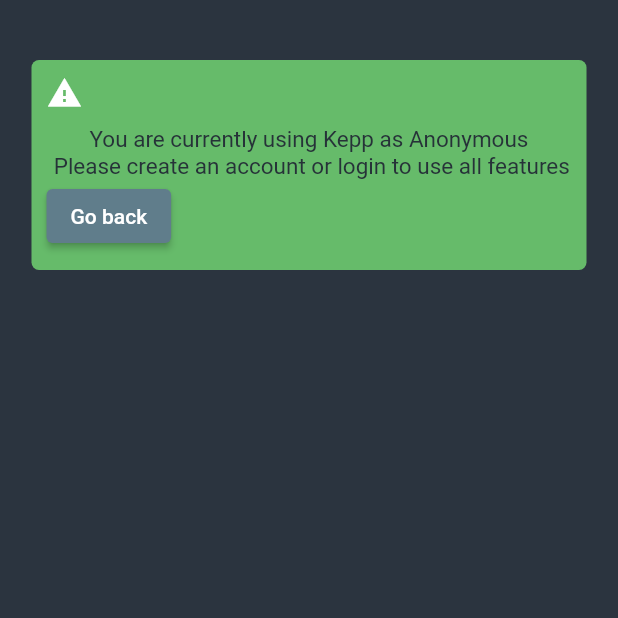
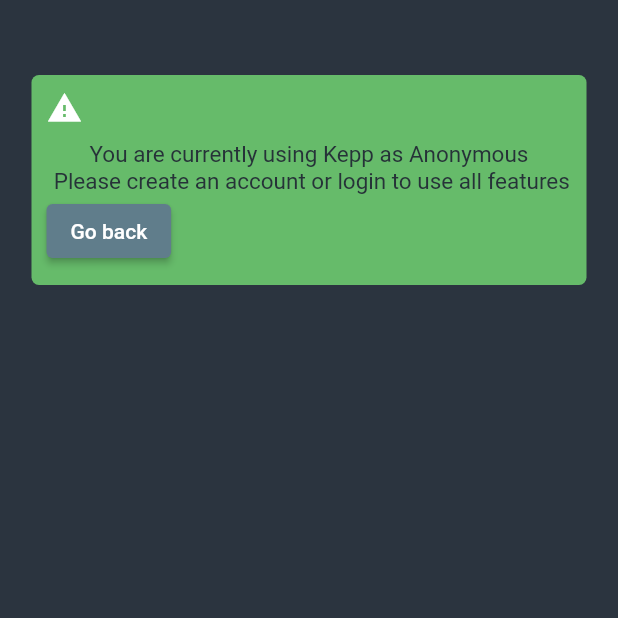
Before and after one commit to juliobonon/kepp, a Flutter app: the AnonDashboard screen opened by its route, on a phone screen of 412 x 824 dp, the top half of it. Run offline on Flutter 3.47's test engine with Material 2 defaults, Android fonts, the phone set to English and light mode, and no system bars; our stand-ins replace cloud_firestore, firebase_auth, firebase_core; missing offline and left inert: cloud_firestore_web, firebase_auth_web, firebase_core_web; accounts and stored records are empty.

Commit message:
Update anonDashboard.dart

```diff
--- a/lib/pages/anonDashboard.dart
+++ b/lib/pages/anonDashboard.dart
@@ -13,7 +13,9 @@
         child: Column(
           children: [
             SizedBox(height: 40),
-            Container(
+            Padding(
+              padding: const EdgeInsets.all(10.0),
+              child: Container(
                 width: 370,
                 height: 140,
                 decoration: BoxDecoration(
@@ -38,8 +40,8 @@
                       Align(
                         alignment: Alignment.bottomLeft,
                         child: ElevatedButton(
-                        style:
-                            ElevatedButton.styleFrom(primary: Colors.blueGrey),
+                          style: ElevatedButton.styleFrom(
+                              primary: Colors.blueGrey),
                           child: Text(
                             "Go back",
                             style: (TextStyle(color: Colors.white)),
@@ -53,6 +55,7 @@
                   ),
                 ),
               ),
+            ),
             DashBoard(keyboardBuilds.products),
           ],
         ),
```
Lines whose indentation alone changed are shown as unchanged.
